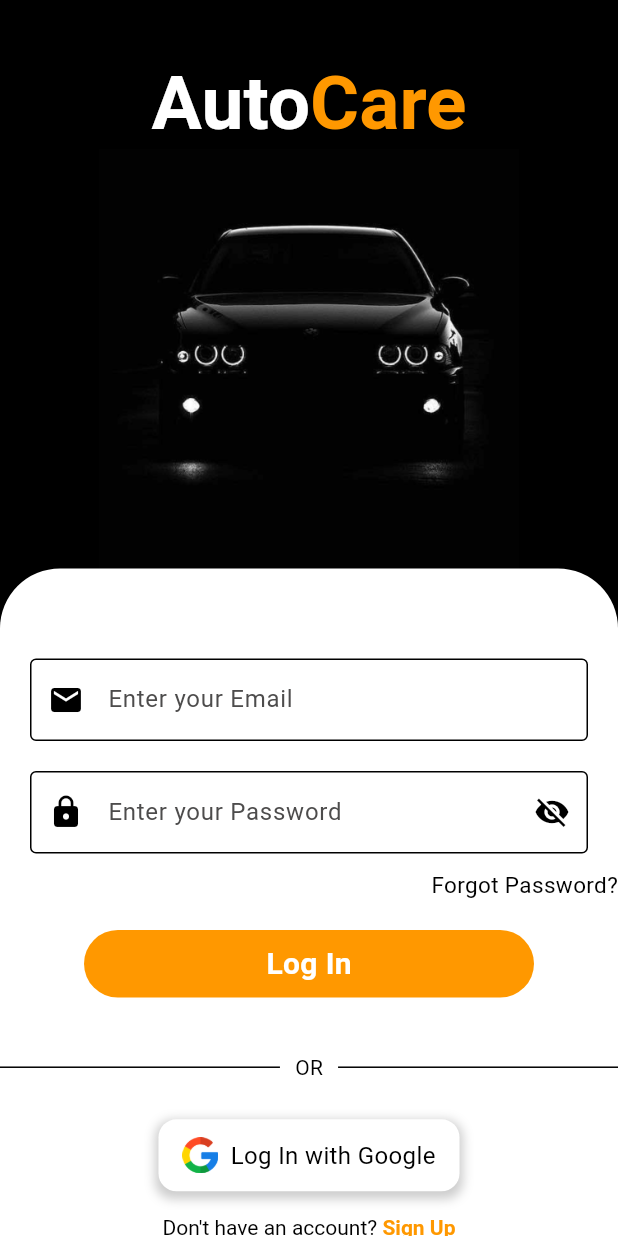
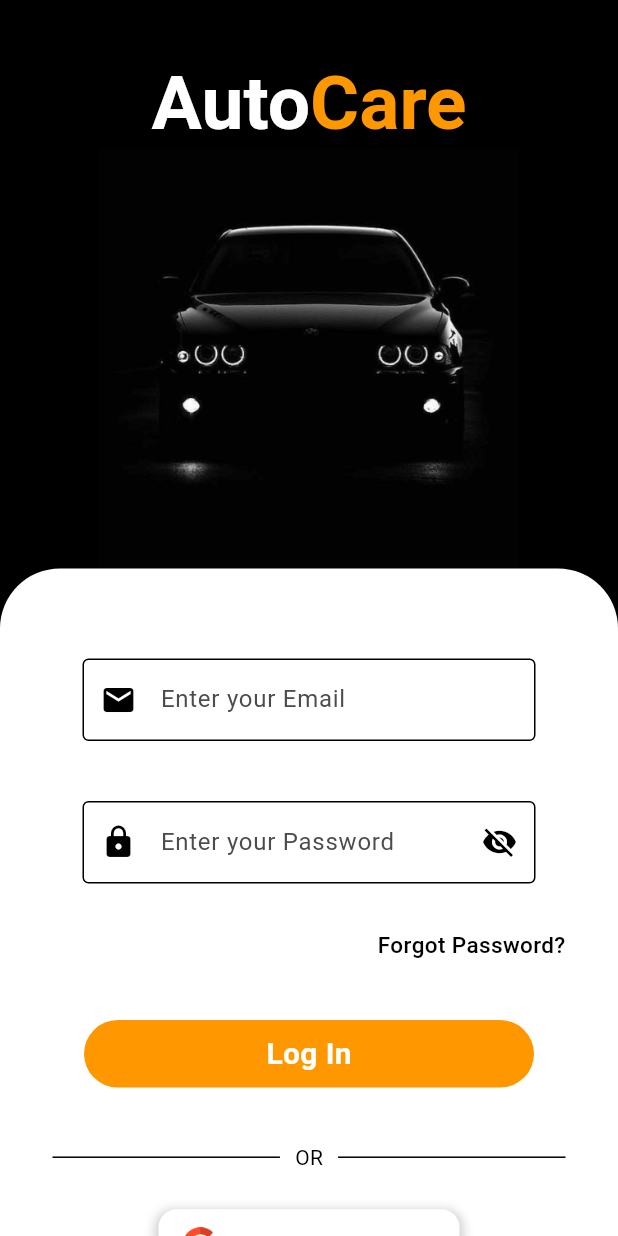
Before and after one commit to TechPyllars2024/AutoCareCarOwners, a Flutter app: the screen it shows after launch, on a phone screen of 412 x 824 dp. Run offline on Flutter 3.47's test engine with Material 3 defaults, Android fonts, the phone set to English and light mode, and no system bars; drawn by our look-alikes of flutter_animate; our stand-ins replace cloud_firestore, curved_navigation_bar, firebase_auth, firebase_core, google_sign_in, lottie; accounts and stored records are empty.

Commit message:
update: login page ui

```diff
--- a/lib/Authentication/screens/login.dart
+++ b/lib/Authentication/screens/login.dart
@@ -104,7 +104,11 @@ class _LoginScreenState extends State<LoginScreen> {
     return Scaffold(
       backgroundColor: Colors.black,
       resizeToAvoidBottomInset: false,
-      body: SingleChildScrollView(
+      body: Column(
+        children: [
+          Expanded(
+            flex: 1,
+            child: SingleChildScrollView(
               child: SizedBox(
                 child: Column(
                   crossAxisAlignment: CrossAxisAlignment.center,
@@ -141,6 +145,8 @@ class _LoginScreenState extends State<LoginScreen> {
                         .animate()
                         .fadeIn(duration: const Duration(seconds: 2)),
                     // Sign Up Form
+                    Stack(
+                      children: [
                         Container(
                         height: MediaQuery.of(context).size.height,
                         padding: const EdgeInsets.only(top: 50),
@@ -156,21 +162,33 @@ class _LoginScreenState extends State<LoginScreen> {
                         ),
 
 
+                        child: Padding(
+                          padding: const EdgeInsets.symmetric(horizontal: 35.0),
                           child: Column(
+                            children: <Widget>[
+                              Container(
+                                width: double.infinity, // Adjust the width as needed
+                                child: TextFieldInput(
 
-                  children: <Widget>[
-                    TextFieldInput(
                                   icon: Icons.email,
                                   textEditingController: emailController,
                                   hintText: 'Enter your Email',
-                        textInputType: TextInputType.text),
-                    TextFieldPassword(
+                                  textInputType: TextInputType.emailAddress,
+                                ),
+                              ),
+                             SizedBox(height: 20),
+                              Container(
+                                width: double.infinity, // Adjust the width as needed
+                                child: TextFieldPassword(
                                   icon: Icons.lock,
                                   textEditingController: passwordController,
                                   hintText: 'Enter your Password',
                                   textInputType: TextInputType.text,
                                   isPass: true,
                                 ),
+                              ),
+                              SizedBox(height: 20),
+
 
                               // Forgot Password
                               Row(
@@ -181,7 +199,9 @@ class _LoginScreenState extends State<LoginScreen> {
                                       'Forgot Password?',
                                       style: TextStyle(
                                         color: Colors.black,
+                                        fontWeight: FontWeight.w500,
                                         fontSize: 15,
+
                                       ),
                                     ),
                                     onTap: () => Navigator.of(context).push(
@@ -195,6 +215,7 @@ class _LoginScreenState extends State<LoginScreen> {
                               ),
 
                               // Sign Up Button
+                              SizedBox(height: 20,),
                               MyButtons(onTap: loginUser, text: "Log In"),
 
                               // Sign Up OR
@@ -208,9 +229,10 @@ class _LoginScreenState extends State<LoginScreen> {
                                 hintText: 'Log In with Google',
                               ),
 
-                    // Already have an account? Log In
+                              Padding(
+                                padding: const EdgeInsets.only(top: 20.0),
+                                child: TextButton(
 
-                    TextButton(
                                   onPressed: () {
                                     // Handle navigation to login screen
                                   },
@@ -220,10 +242,10 @@ class _LoginScreenState extends State<LoginScreen> {
                                       style: const TextStyle(color: Colors.black),
                                       children: <TextSpan>[
                                         TextSpan(
-                              text: 'Sign Up',
+                                          text: 'Register now',
                                           style: const TextStyle(
                                             color: Colors.orange,
-                                fontWeight: FontWeight.bold,
+                                            fontWeight: FontWeight.w900,
                                           ),
                                           recognizer: TapGestureRecognizer()
                                             ..onTap = () {
@@ -240,16 +262,35 @@ class _LoginScreenState extends State<LoginScreen> {
                                     ),
                                   ),
                                 ),
-                  ],
                               ),
-              ).animate().slide(
-                  duration: const Duration(milliseconds: 500),
-                  curve: Curves.easeInOut,
-                  begin: const Offset(0, 1),
-                  end: const Offset(0, 0))
+
+
                             ],
                           ),
                         ),
+                      ).animate().slide(
+                          duration: const Duration(milliseconds: 2000),
+                          curve: Curves.easeInOut,
+                          begin: const Offset(0, 1),
+                          end: const Offset(0, 0)),
+  ],
+                    )
+                  ],
+                ),
+
+
+              ),
+
+
+
+
+            ),
+
+          ),
+          // Already have an account? Log In
+
+
+        ],
       ),
     );
   }
```
Lines whose indentation alone changed are shown as unchanged.
